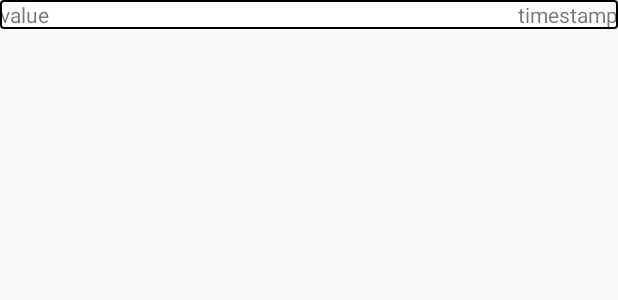
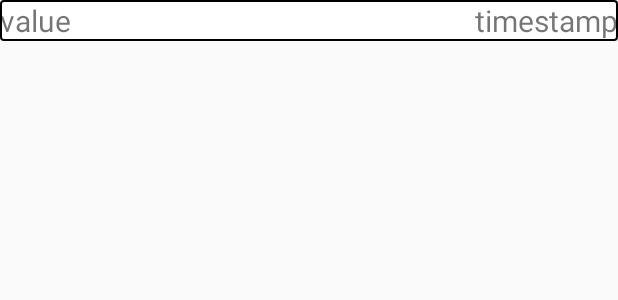
Before and after one commit to The-Chris-Davies/coen390_minicap_app, an Android app: the layout list_layout.xml on its own in the app's theme, with its tools: preview values and no code run, on a phone screen of 412 x 824 dp. Shown: the top 300 px of the screen. Run offline under Robolectric (Android 15) with nearby library versions, the light colour scheme and no system bars; Roboto replaces fonts that are not available here.

Commit message:
changed font size for list_layout

```diff
--- a/app/src/main/res/layout/list_layout.xml
+++ b/app/src/main/res/layout/list_layout.xml
@@ -10,7 +10,8 @@
         android:layout_height="wrap_content"
         android:layout_weight="1"
         android:fontFamily="@font/abeezee"
-        android:text="value" />
+        android:text="value"
+        android:textSize="20sp" />
 
     <TextView
         android:id="@+id/timestamp"
@@ -19,5 +20,6 @@
         android:layout_weight="1"
         android:fontFamily="@font/abeezee"
         android:gravity="right"
-        android:text="timestamp" />
+        android:text="timestamp"
+        android:textSize="20sp" />
 </LinearLayout>
```
